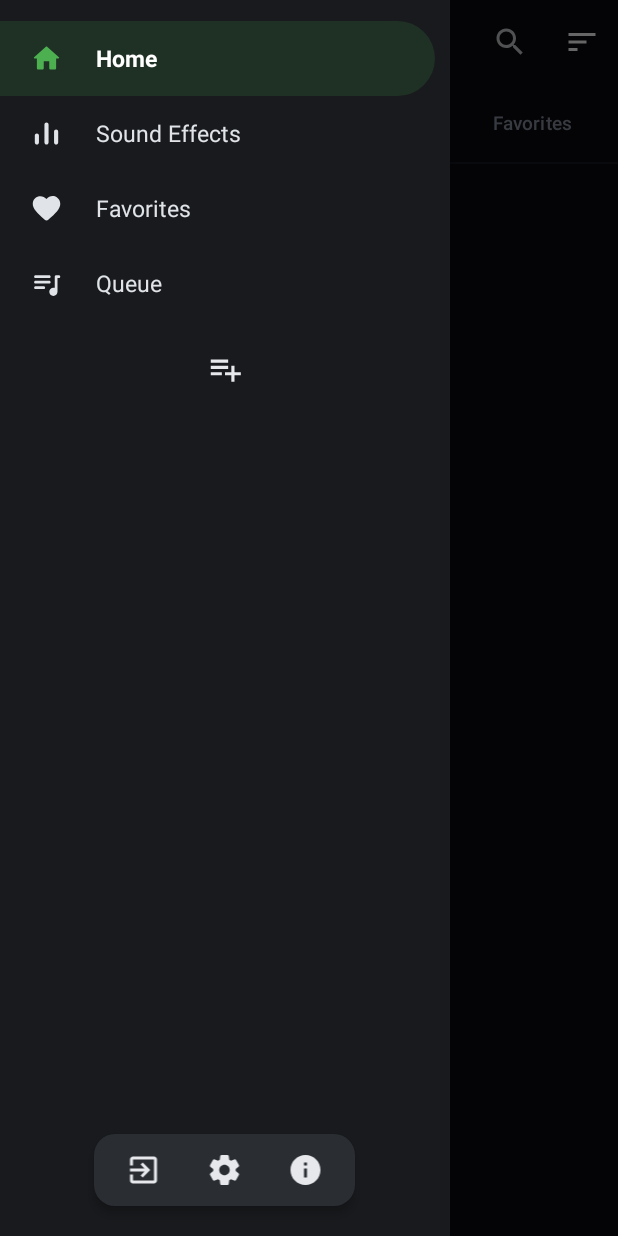
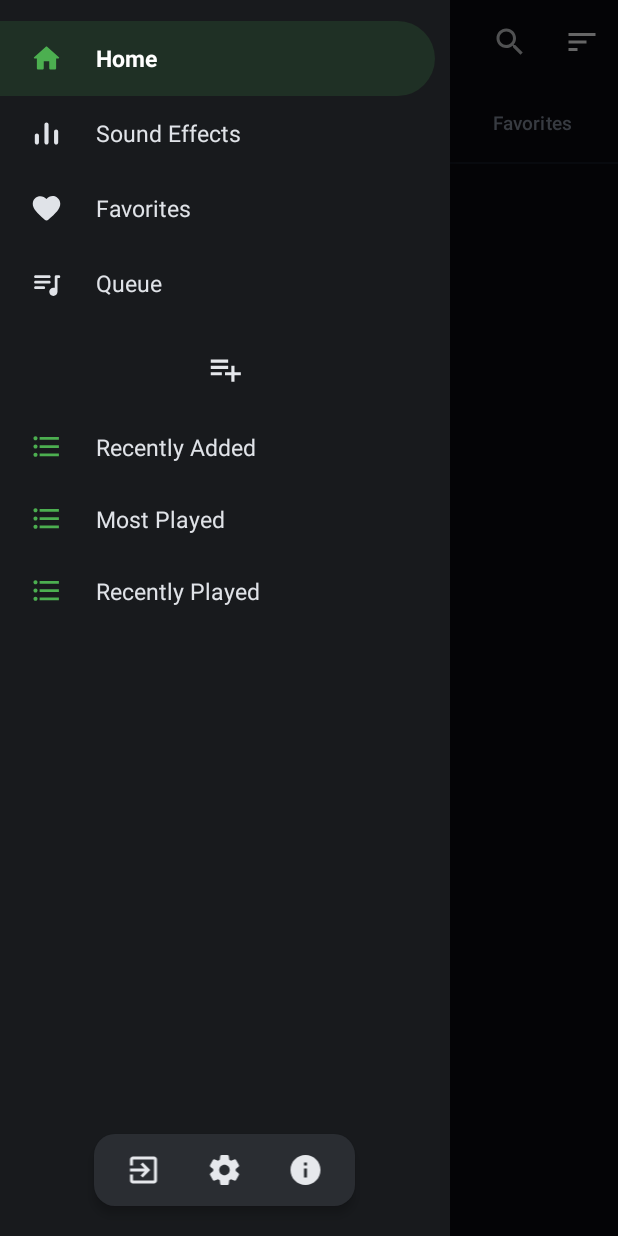
Before and after one commit to NyamboW/parrot_player, an Android app: the screen it shows after launch (MainActivity), with the side drawer open, on a phone screen of 412 x 824 dp. Run offline under Robolectric (Android 15) with nearby library versions, the phone set to English and light mode, and no system bars; our stand-ins replace navigation-ui; libraries missing offline, so code that uses them is left out: com.karumi.dexter; 1 statement that could not run was skipped.

Commit message:
fixed most recent played tab

```diff
--- a/app/src/main/java/com/example/parrot/MainActivity.java
+++ b/app/src/main/java/com/example/parrot/MainActivity.java
@@ -90,9 +90,21 @@ public class MainActivity extends AppCompatActivity implements AutoHideScrollHel
     ListView drawerPlaylistsListView;
     private int currentDestinationId = R.id.homeFragment;
 
+    private static class DrawerPlaylistEntry {
+        final boolean isSmart;
+        final String smartId;
+        final String name;
+
+        DrawerPlaylistEntry(boolean isSmart, String smartId, String name) {
+            this.isSmart = isSmart;
+            this.smartId = smartId;
+            this.name = name;
+        }
+    }
+
     private PlaylistManager playlistManager;
     private FavouritesManager favManager;
-    private final ArrayList<String> drawerPlaylists = new ArrayList<>();
+    private final ArrayList<DrawerPlaylistEntry> drawerPlaylists = new ArrayList<>();
     private BaseAdapter drawerPlaylistsAdapter;
     private String selectedDrawerPlaylist = null;
 
@@ -157,6 +169,9 @@ public class MainActivity extends AppCompatActivity implements AutoHideScrollHel
                 if (intent.getAction() == null) return;
                 switch (intent.getAction()) {
                     case MusicService.BROADCAST_UPDATE_UI: {
+                        if (drawerLayout != null && drawerLayout.isDrawerOpen(GravityCompat.START)) {
+                            refreshDrawerCounts();
+                        }
                         String song = intent.getStringExtra("song");
                         String songPath = intent.getStringExtra("songPath");
                         boolean isPlaying = intent.getBooleanExtra("isPlaying", false);
@@ -387,6 +402,9 @@ public class MainActivity extends AppCompatActivity implements AutoHideScrollHel
 
     private void applyAccentTheme() {
         updateDrawerSelection(currentDestinationId);
+        if (drawerPlaylistsAdapter != null) {
+            drawerPlaylistsAdapter.notifyDataSetChanged();
+        }
     }
 
     private int getSelectableItemBackgroundResId() {
@@ -418,16 +436,30 @@ public class MainActivity extends AppCompatActivity implements AutoHideScrollHel
                         ? convertView
                         : getLayoutInflater().inflate(R.layout.item_drawer_playlist, parent, false);
 
+                ImageView imgIcon = v.findViewById(R.id.imgDrawerPlaylistIcon);
                 TextView txtName = v.findViewById(R.id.txtDrawerPlaylistName);
                 ImageButton btnDelete = v.findViewById(R.id.btnDeleteDrawerPlaylist);
 
-                String playlistName = drawerPlaylists.get(position);
-                txtName.setText(playlistName);
-                boolean isSelected = playlistName.equals(selectedDrawerPlaylist);
+                DrawerPlaylistEntry entry = drawerPlaylists.get(position);
+                txtName.setText(entry.name);
+                boolean isSelected = entry.name.equals(selectedDrawerPlaylist);
                 txtName.setTypeface(null, isSelected ? Typeface.BOLD : Typeface.NORMAL);
                 txtName.setTextColor(isSelected ? Color.WHITE : COLOR_INACTIVE_ITEM);
 
-                btnDelete.setOnClickListener(view -> confirmDeletePlaylist(playlistName));
+                if (imgIcon != null) {
+                    int iconColor = entry.isSmart
+                            ? AccentColorHelper.getAccentColor(MainActivity.this)
+                            : Color.parseColor("#E0E3E8");
+                    ImageViewCompat.setImageTintList(imgIcon, ColorStateList.valueOf(iconColor));
+                }
+
+                if (entry.isSmart) {
+                    btnDelete.setVisibility(View.GONE);
+                    btnDelete.setOnClickListener(null);
+                } else {
+                    btnDelete.setVisibility(View.VISIBLE);
+                    btnDelete.setOnClickListener(view -> confirmDeletePlaylist(entry.name));
+                }
 
                 return v;
             }
@@ -436,14 +468,19 @@ public class MainActivity extends AppCompatActivity implements AutoHideScrollHel
         drawerPlaylistsListView.setAdapter(drawerPlaylistsAdapter);
         drawerPlaylistsListView.setOnItemClickListener((parent, view, position, id) -> {
             if (position >= 0 && position < drawerPlaylists.size()) {
-                String playlistName = drawerPlaylists.get(position);
-                selectedDrawerPlaylist = playlistName;
+                DrawerPlaylistEntry entry = drawerPlaylists.get(position);
+                selectedDrawerPlaylist = entry.name;
                 drawerPlaylistsAdapter.notifyDataSetChanged();
                 drawerLayout.closeDrawer(GravityCompat.START);
 
                 Intent intent = new Intent(MainActivity.this, GroupSongsActivity.class);
-                intent.putExtra("type", "playlist");
-                intent.putExtra("name", playlistName);
+                if (entry.isSmart) {
+                    intent.putExtra("type", "smart_playlist");
+                    intent.putExtra("smart_id", entry.smartId);
+                } else {
+                    intent.putExtra("type", "playlist");
+                }
+                intent.putExtra("name", entry.name);
                 startActivity(intent);
             }
         });
@@ -452,7 +489,12 @@ public class MainActivity extends AppCompatActivity implements AutoHideScrollHel
     private void refreshDrawerPlaylists() {
         if (playlistManager == null || drawerPlaylistsAdapter == null) return;
         drawerPlaylists.clear();
-        drawerPlaylists.addAll(playlistManager.getPlaylists());
+        drawerPlaylists.add(new DrawerPlaylistEntry(true, ListeningStatsManager.SMART_RECENTLY_ADDED, "Recently Added"));
+        drawerPlaylists.add(new DrawerPlaylistEntry(true, ListeningStatsManager.SMART_MOST_PLAYED, "Most Played"));
+        drawerPlaylists.add(new DrawerPlaylistEntry(true, ListeningStatsManager.SMART_RECENTLY_PLAYED, "Recently Played"));
+        for (String pl : playlistManager.getPlaylists()) {
+            drawerPlaylists.add(new DrawerPlaylistEntry(false, null, pl));
+        }
         drawerPlaylistsAdapter.notifyDataSetChanged();
     }
 
```
Also changed, not shown: app/src/main/java/com/example/parrot/PlaylistsFragment.java (+11 -2 lines).
